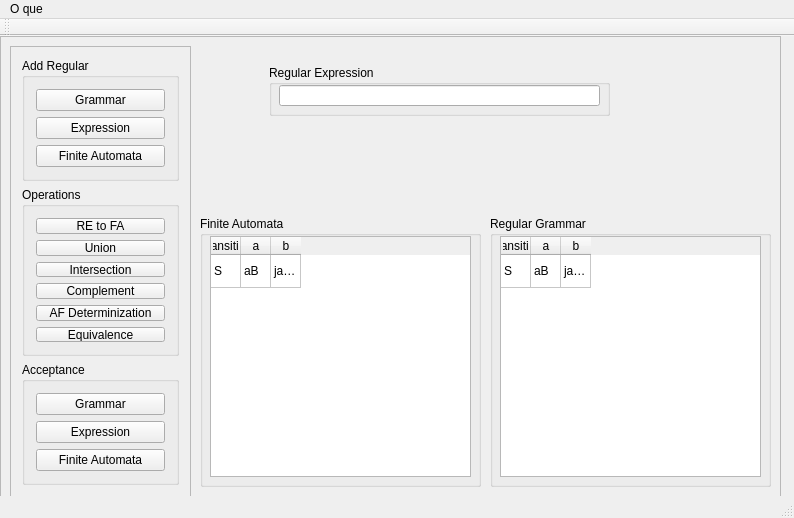
montezano/RLApp, file RLApp/ui/RLApp.ui: the form before one commit.
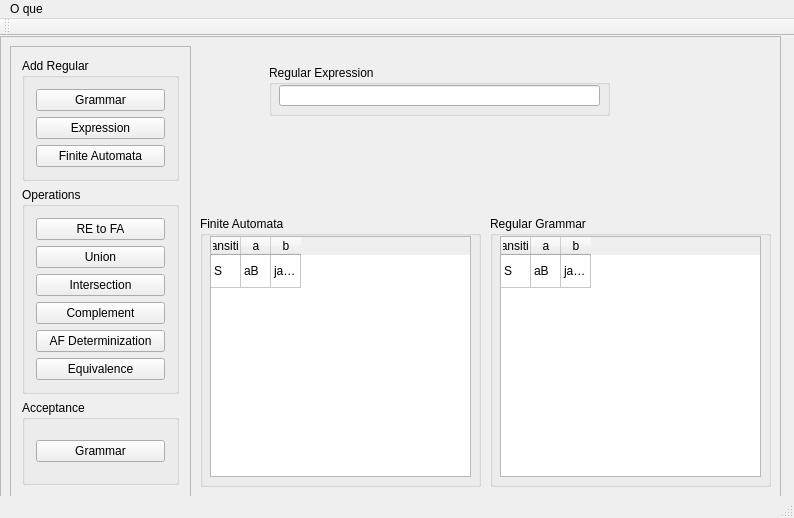
The form after the commit.

The edit to the form file:
```diff
--- a/RLApp/ui/RLApp.ui
+++ b/RLApp/ui/RLApp.ui
@@ -345,20 +345,6 @@
           </property>
          </widget>
         </item>
-        <item>
-         <widget class="QPushButton" name="add_exp_btn_2">
-          <property name="text">
-           <string>Expression</string>
-          </property>
-         </widget>
-        </item>
-        <item>
-         <widget class="QPushButton" name="add_afd_btn_2">
-          <property name="text">
-           <string>Finite Automata</string>
-          </property>
-         </widget>
-        </item>
        </layout>
       </widget>
      </item>
```
Left out of the diff: 8 changed lines with no effect on the pictures.
